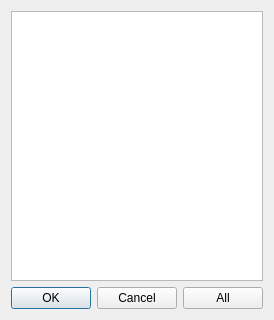
Above: code source/dialog.ui from Valere21/JsonToExcel before the change. Below: the same form after it.
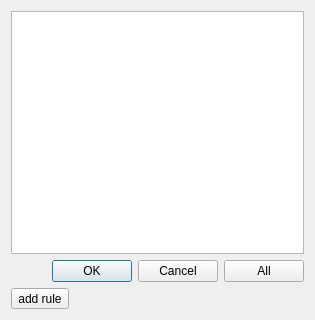
That is the form after the change.

What changed in the file:
```diff
--- a/code source/dialog.ui
+++ b/code source/dialog.ui
@@ -6,7 +6,7 @@
    <rect>
     <x>0</x>
     <y>0</y>
-    <width>240</width>
+    <width>315</width>
     <height>320</height>
    </rect>
   </property>
@@ -14,7 +14,14 @@
    <string>Dialog</string>
   </property>
   <layout class="QGridLayout" name="gridLayout">
-   <item row="2" column="0">
+   <item row="1" column="1">
+    <widget class="QPushButton" name="pushButton">
+     <property name="text">
+      <string>All</string>
+     </property>
+    </widget>
+   </item>
+   <item row="1" column="0">
     <widget class="QDialogButtonBox" name="buttonBox">
      <property name="orientation">
       <enum>Qt::Horizontal</enum>
@@ -24,16 +31,16 @@
      </property>
     </widget>
    </item>
-   <item row="2" column="1">
-    <widget class="QPushButton" name="pushButton">
-     <property name="text">
-      <string>All</string>
-     </property>
-    </widget>
-   </item>
    <item row="0" column="0" colspan="2">
     <widget class="QListWidget" name="listWidget"/>
    </item>
+   <item row="2" column="0">
+    <widget class="QToolButton" name="addRule">
+     <property name="text">
+      <string>add rule</string>
+     </property>
+    </widget>
+   </item>
   </layout>
  </widget>
  <resources/>
```
